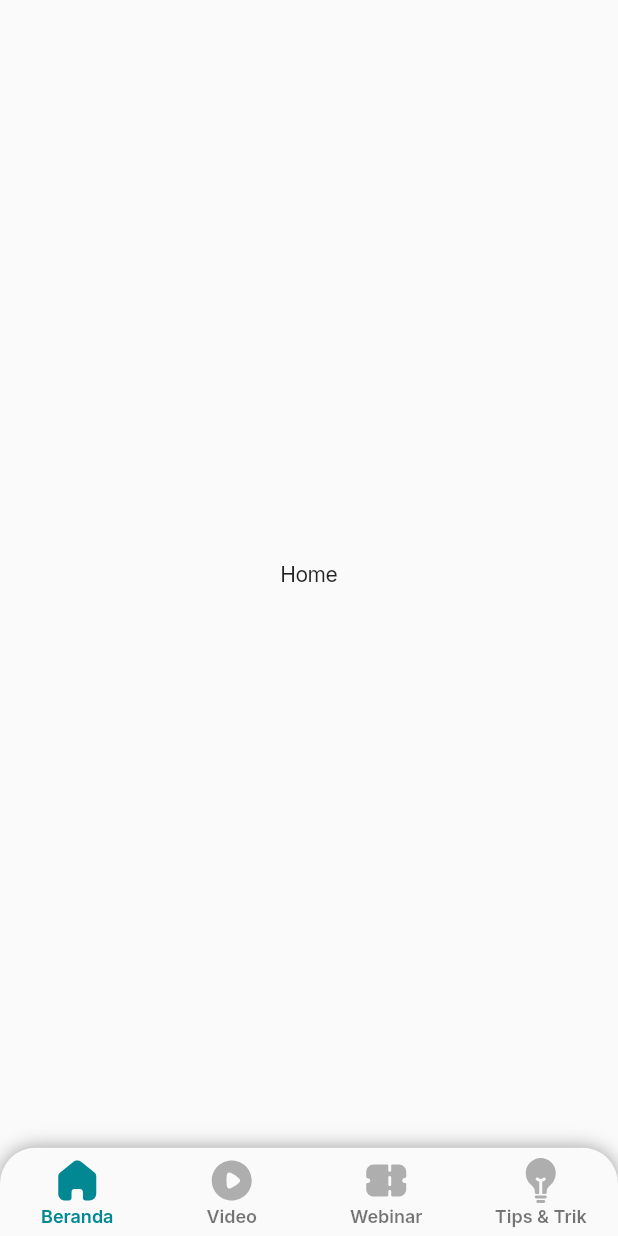
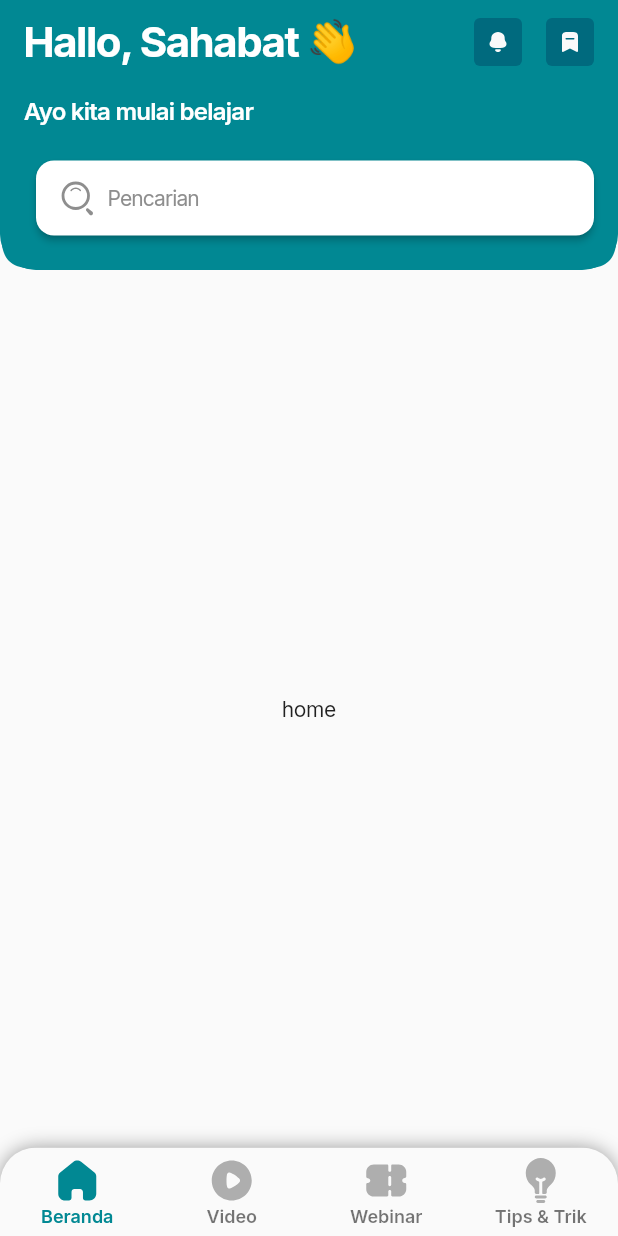
Before and after one commit to muhamadirwan99/UnityDisleksiaPlatform, a Flutter app: the screen it shows after launch, on a phone screen of 412 x 824 dp. Run offline on Flutter 3.47's test engine with Material 2 defaults, Android fonts, the light colour scheme and no system bars; our stand-ins replace flutter_svg, google_fonts.

Commit message:
Add sliverappbar in home.dart

```diff
--- a/lib/pages/home_page.dart
+++ b/lib/pages/home_page.dart
@@ -1,13 +1,39 @@
 import 'package:flutter/material.dart';
+import 'package:unity_disleksia_platform/common/style.dart';
+import 'package:unity_disleksia_platform/widgets/myappbar.dart';
+import 'package:unity_disleksia_platform/widgets/myflexible_appbar.dart';
 
 class HomePage extends StatelessWidget {
   const HomePage({Key? key}) : super(key: key);
 
   @override
   Widget build(BuildContext context) {
-    return Scaffold(
+    return NestedScrollView(
+      headerSliverBuilder: (context, isScrolled) {
+        return [
+          SliverAppBar(
+            elevation: 0,
+            automaticallyImplyLeading: false,
+            expandedHeight: 180.0,
+            backgroundColor: blue500,
+            floating: true,
+            snap: false,
+            pinned: true,
+            shape: ContinuousRectangleBorder(
+              borderRadius: BorderRadius.only(
+                bottomLeft: Radius.circular(24 * 2),
+                bottomRight: Radius.circular(24 * 2),
+              ),
+            ),
+            title: MyAppBar(),
+            flexibleSpace: FlexibleSpaceBar(
+              background: MyFlexibleAppBar(),
+            ),
+          ),
+        ];
+      },
       body: Center(
-        child: Text("Home"),
+        child: Text("home"),
       ),
     );
   }
--- /dev/null
+++ b/lib/widgets/myappbar.dart
@@ -0,0 +1,64 @@
+import 'package:flutter/material.dart';
+import 'package:flutter_svg/flutter_svg.dart';
+import 'package:unity_disleksia_platform/common/style.dart';
+
+class MyAppBar extends StatelessWidget {
+  const MyAppBar();
+
+  @override
+  Widget build(BuildContext context) {
+    return Padding(
+      padding: const EdgeInsets.only(right: 0, top: 0, left: 0),
+      child: Container(
+        child: Row(
+          mainAxisAlignment: MainAxisAlignment.spaceBetween,
+          children: <Widget>[
+            Text(
+              "Hallo, Sahabat 👋",
+              style: myTextTheme.headline1,
+            ),
+            Row(
+              children: [
+                Container(
+                  width: 32,
+                  height: 32,
+                  decoration: BoxDecoration(
+                    borderRadius: BorderRadius.circular(4),
+                    color: blue600,
+                  ),
+                  child: Center(
+                    child: SvgPicture.asset(
+                      "assets/icons/notification.svg",
+                      color: neutral100,
+                      height: 16,
+                      width: 16,
+                    ),
+                  ),
+                ),
+                const SizedBox(
+                  width: 16,
+                ),
+                Container(
+                  width: 32,
+                  height: 32,
+                  decoration: BoxDecoration(
+                    borderRadius: BorderRadius.circular(4),
+                    color: blue600,
+                  ),
+                  child: Center(
+                    child: SvgPicture.asset(
+                      "assets/icons/bookmark.svg",
+                      color: neutral100,
+                      height: 16,
+                      width: 16,
+                    ),
+                  ),
+                ),
+              ],
+            )
+          ],
+        ),
+      ),
+    );
+  }
+}
--- /dev/null
+++ b/lib/widgets/myflexible_appbar.dart
@@ -0,0 +1,91 @@
+import 'package:flutter/material.dart';
+import 'package:flutter_svg/flutter_svg.dart';
+import 'package:unity_disleksia_platform/common/style.dart';
+import 'package:google_fonts/google_fonts.dart';
+
+class MyFlexibleAppBar extends StatelessWidget {
+  final double appBarHeight = 66.0;
+
+  const MyFlexibleAppBar();
+
+  @override
+  Widget build(BuildContext context) {
+    final double statusBarHeight = MediaQuery.of(context).padding.top;
+
+    return new Container(
+      padding: new EdgeInsets.only(top: statusBarHeight, left: 16, right: 16),
+      height: statusBarHeight + appBarHeight,
+      child: new Center(
+        child: Column(
+          mainAxisAlignment: MainAxisAlignment.end,
+          children: <Widget>[
+            Container(
+              child: Row(
+                mainAxisAlignment: MainAxisAlignment.start,
+                children: <Widget>[
+                  Padding(
+                    padding: const EdgeInsets.only(bottom: 24),
+                    child: Container(
+                      child: Text(
+                        "Ayo kita mulai belajar",
+                        style: GoogleFonts.inter(
+                          textStyle: TextStyle(
+                              fontSize: 16,
+                              fontWeight: FontWeight.w600,
+                              letterSpacing: -0.5,
+                              color: Colors.white),
+                        ),
+                      ),
+                    ),
+                  ),
+                ],
+              ),
+            ),
+            Container(
+              child: Padding(
+                padding: const EdgeInsets.only(bottom: 23.0, left: 8.0),
+                child: Container(
+                  child: ElevatedButton.icon(
+                    onPressed: () {
+                      print("You pressed Icon Elevated Button");
+                    },
+                    icon: SvgPicture.asset(
+                      "assets/icons/search.svg",
+                      color: neutral500,
+                      height: 24,
+                      width: 24,
+                    ),
+                    label: Text(
+                      "Pencarian",
+                      style: GoogleFonts.inter(
+                        textStyle: TextStyle(
+                            fontSize: 14,
+                            fontWeight: FontWeight.w400,
+                            letterSpacing: -0.6,
+                            color: neutral500),
+                      ),
+                    ),
+                    style: ElevatedButton.styleFrom(
+                      primary: Colors.white,
+                      minimumSize: const Size.fromHeight(50),
+                      shape: new RoundedRectangleBorder(
+                        borderRadius: new BorderRadius.circular(12.0),
+                      ),
+                      alignment: Alignment.centerLeft,
+                      padding: const EdgeInsets.only(
+                          left: 16, right: 16, top: 12, bottom: 12),
+                    ),
+                  ),
+                ),
+              ),
+            ),
+          ],
+        ),
+      ),
+      decoration: new BoxDecoration(
+        color: blue500,
+        borderRadius: BorderRadius.circular(24),
+      ),
+    );
+  }
+}
```
Also changed, not shown: assets/icons/bookmark.svg (added), assets/icons/notification.svg (added), assets/icons/search.svg (added).
